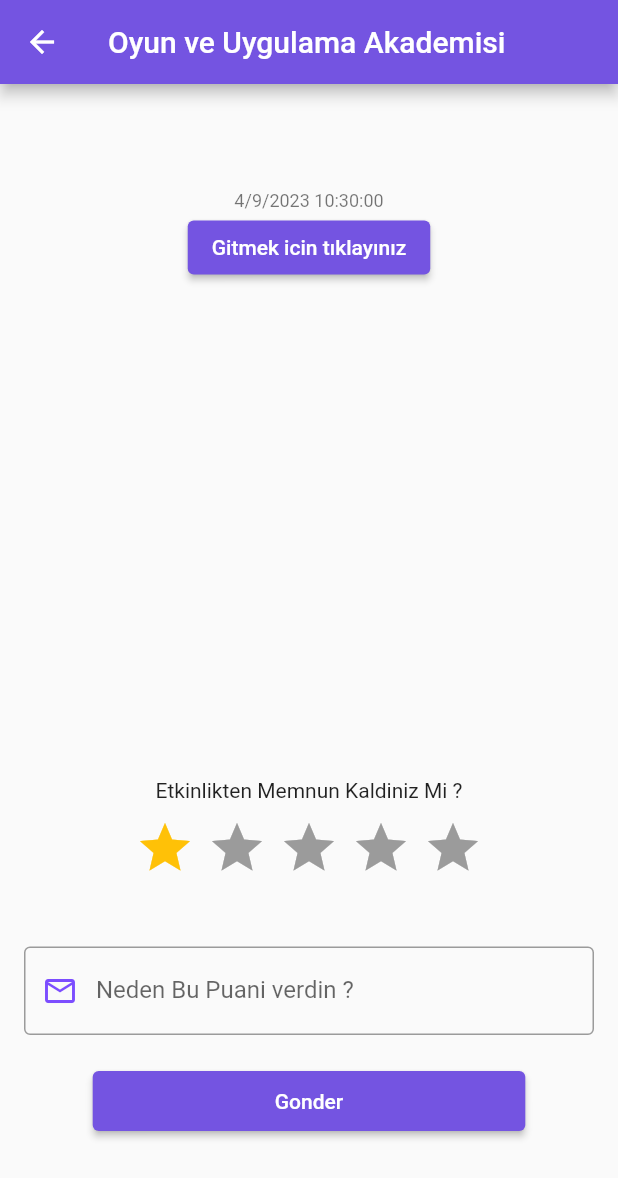
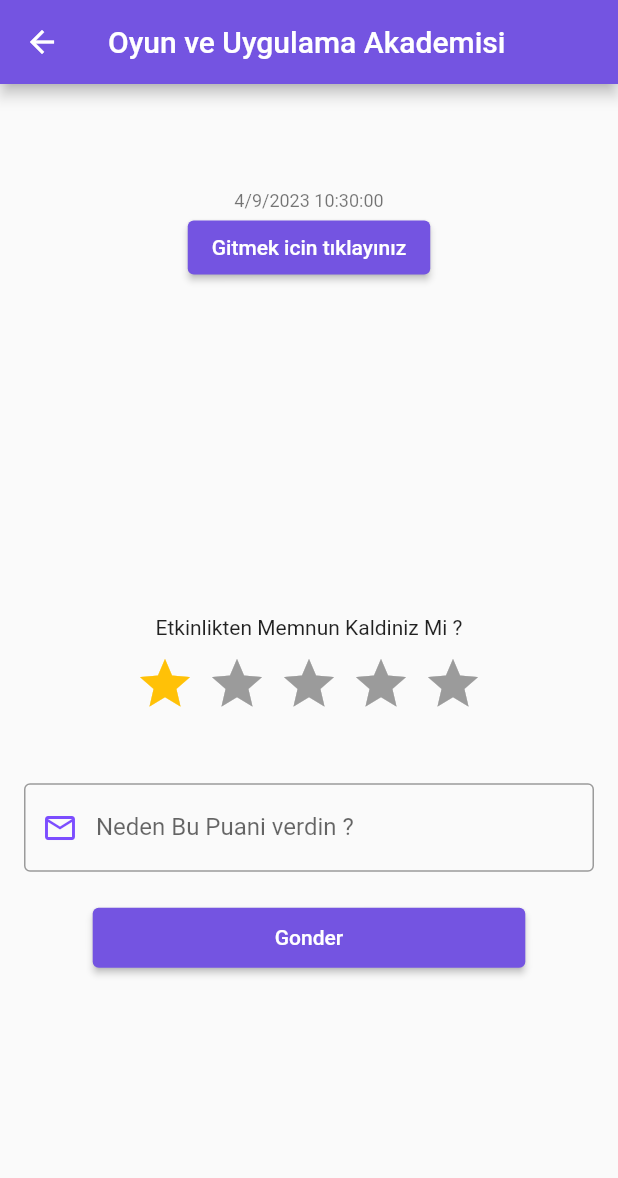
Before and after one commit to vuralkayracetintas/app_jam_f_40, a Flutter app: the EtliklikDetailsPage screen opened directly with empty values, on a phone screen of 412 x 824 dp. Shown: the top 1178 px of the screen. Run offline on Flutter 3.47's test engine with Material 2 defaults, Android fonts, the phone set to English and light mode, and no system bars; drawn by our look-alikes of flutter_rating_bar; our stand-ins replace flutter_speed_dial, font_awesome_flutter, get, lottie.

Commit message:
flutter etkinlik sayfasi duzenlendi

```diff
--- a/lib/pages/flutter/etkinlik_flutter.dart
+++ b/lib/pages/flutter/etkinlik_flutter.dart
@@ -215,7 +215,12 @@ class _EtliklikDetailsPageState extends State<EtliklikDetailsPage> {
         backgroundColor: const Color(0xff7454e1),
         title: const Text('Oyun ve Uygulama Akademisi'),
       ),
-      body: Padding(
+      body: SingleChildScrollView(
+        child: ConstrainedBox(
+          constraints: BoxConstraints(
+            maxHeight: MediaQuery.of(context).size.height * 0.8,
+          ),
+          child: Padding(
             padding: const EdgeInsets.all(16.0),
             child: AnimatedOpacity(
               opacity: opacityLevel,
@@ -314,6 +319,8 @@ class _EtliklikDetailsPageState extends State<EtliklikDetailsPage> {
               ),
             ),
           ),
+        ),
+      ),
     );
   }
 
```
Lines whose indentation alone changed are shown as unchanged.
